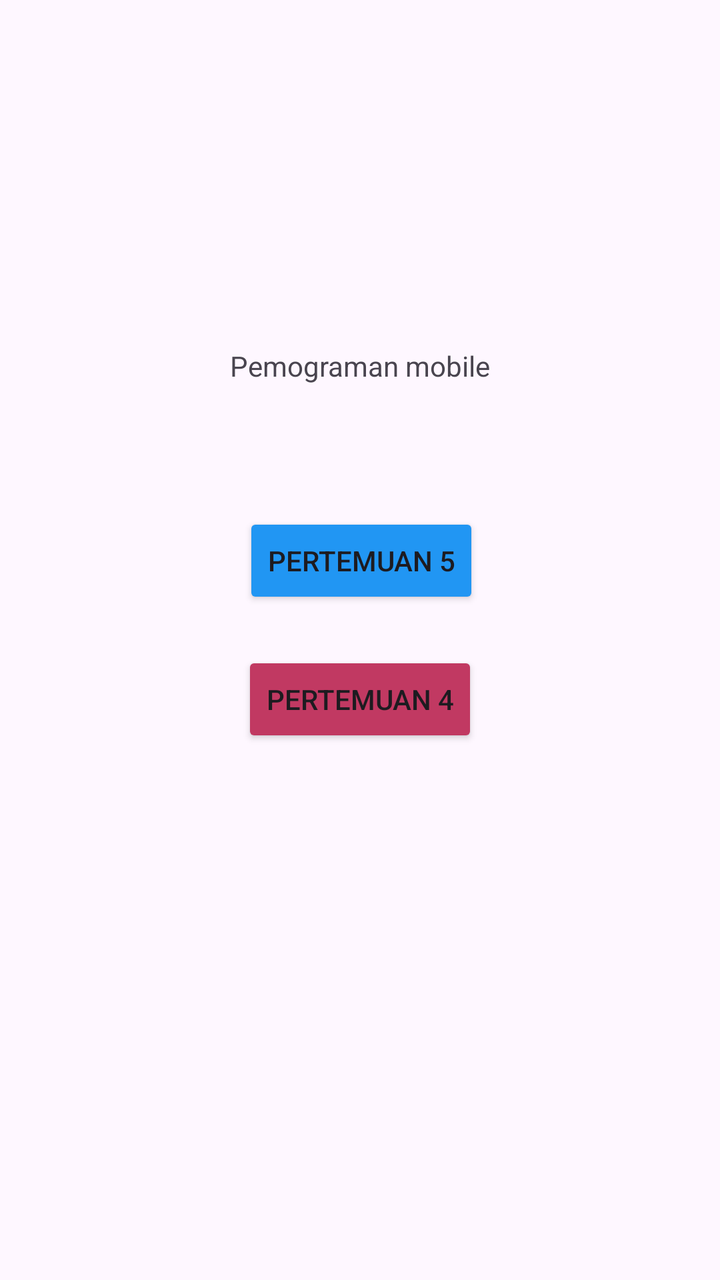
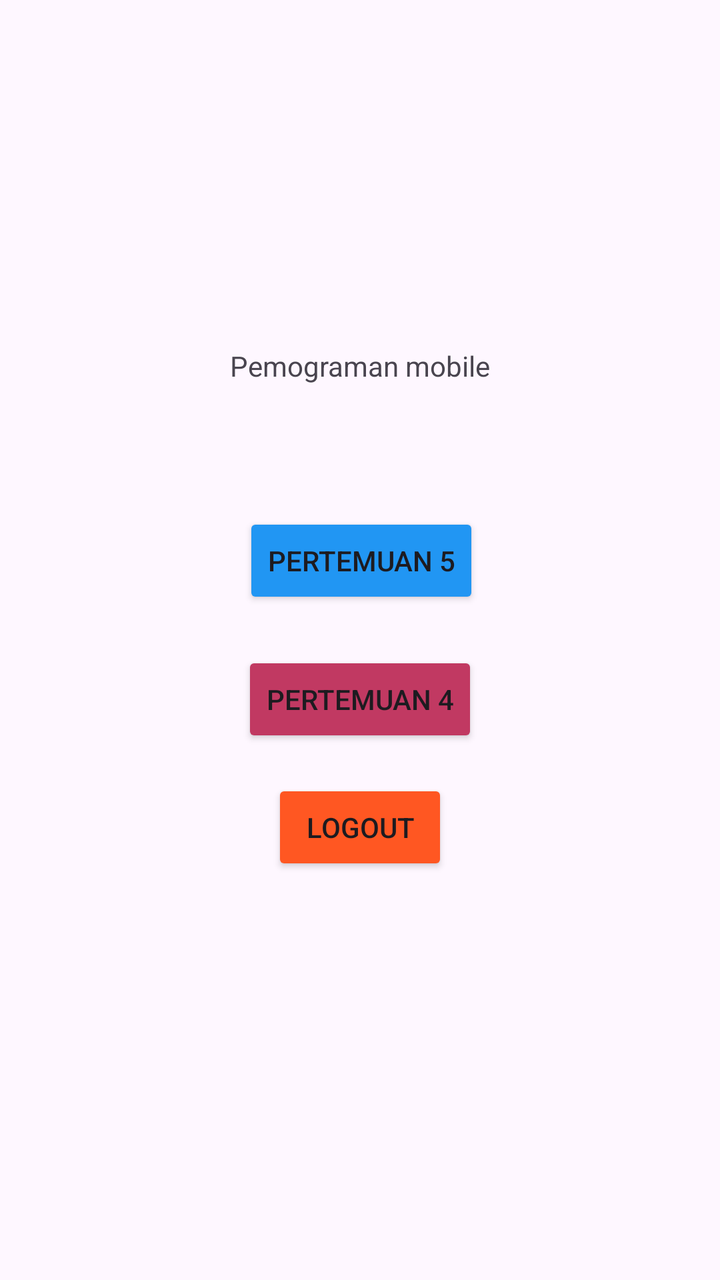

Before-and-after screenshots of an Android layout around one commit, followed by the original layout XML and the change that was made.
<!-- AndroidManifest.xml: application theme Theme.Syifa3tie -->
<!-- res/layout/activity_main.xml -->
<?xml version="1.0" encoding="utf-8"?>
<androidx.constraintlayout.widget.ConstraintLayout xmlns:android="http://schemas.android.com/apk/res/android"
    xmlns:app="http://schemas.android.com/apk/res-auto"
    xmlns:tools="http://schemas.android.com/tools"
    android:id="@+id/main"
    android:layout_width="match_parent"
    android:layout_height="match_parent"
    tools:context=".MainActivity">


    <Button
        android:id="@+id/btnToFourth"
        android:layout_width="wrap_content"
        android:layout_height="wrap_content"
        android:backgroundTint="#C13962"
        android:text="Pertemuan 4"
        app:layout_constraintBottom_toBottomOf="parent"
        app:layout_constraintEnd_toEndOf="parent"
        app:layout_constraintStart_toStartOf="parent"
        app:layout_constraintTop_toTopOf="parent"
        app:layout_constraintVertical_bias="0.55" />

    <Button
        android:id="@+id/btnTofifth"
        android:layout_width="wrap_content"
        android:layout_height="wrap_content"
        android:text="Pertemuan 5"
        android:backgroundTint="#2196F3"
        app:layout_constraintBottom_toBottomOf="parent"
        app:layout_constraintEnd_toEndOf="parent"
        app:layout_constraintHorizontal_bias="0.503"
        app:layout_constraintStart_toStartOf="parent"
        app:layout_constraintTop_toTopOf="parent"
        app:layout_constraintVertical_bias="0.433" />

    <TextView
        android:id="@+id/textView3"
        android:layout_width="wrap_content"
        android:layout_height="wrap_content"
        android:text="Pemograman mobile"
        app:layout_constraintBottom_toBottomOf="parent"
        app:layout_constraintEnd_toEndOf="parent"
        app:layout_constraintStart_toStartOf="parent"
        app:layout_constraintTop_toTopOf="parent"
        app:layout_constraintVertical_bias="0.279" />


</androidx.constraintlayout.widget.ConstraintLayout>
<!-- resources referenced by this layout -->
<resources>
  <style name="Theme.Syifa3tie" parent="Base.Theme.Syifa3tie" />
  <style name="Base.Theme.Syifa3tie" parent="Theme.Material3.DayNight.NoActionBar">
          
          
      </style>
</resources>

<!-- the commit's change to res/layout/activity_main.xml (unified diff, before → after) -->
@@ -7,6 +7,29 @@
     android:layout_height="match_parent"
     tools:context=".MainActivity">
 
+    <TextView
+        android:id="@+id/textView3"
+        android:layout_width="wrap_content"
+        android:layout_height="wrap_content"
+        android:text="Pemograman mobile"
+        app:layout_constraintBottom_toBottomOf="parent"
+        app:layout_constraintEnd_toEndOf="parent"
+        app:layout_constraintStart_toStartOf="parent"
+        app:layout_constraintTop_toTopOf="parent"
+        app:layout_constraintVertical_bias="0.279" />
+
+    <Button
+        android:id="@+id/btnTofifth"
+        android:layout_width="wrap_content"
+        android:layout_height="wrap_content"
+        android:backgroundTint="#2196F3"
+        android:text="Pertemuan 5"
+        app:layout_constraintBottom_toBottomOf="parent"
+        app:layout_constraintEnd_toEndOf="parent"
+        app:layout_constraintHorizontal_bias="0.503"
+        app:layout_constraintStart_toStartOf="parent"
+        app:layout_constraintTop_toTopOf="parent"
+        app:layout_constraintVertical_bias="0.433" />
 
     <Button
         android:id="@+id/btnToFourth"
@@ -20,29 +43,16 @@
         app:layout_constraintTop_toTopOf="parent"
         app:layout_constraintVertical_bias="0.55" />
 
+    
     <Button
-        android:id="@+id/btnTofifth"
+        android:id="@+id/btnLogout"
         android:layout_width="wrap_content"
         android:layout_height="wrap_content"
-        android:text="Pertemuan 5"
-        android:backgroundTint="#2196F3"
-        app:layout_constraintBottom_toBottomOf="parent"
-        app:layout_constraintEnd_toEndOf="parent"
-        app:layout_constraintHorizontal_bias="0.503"
-        app:layout_constraintStart_toStartOf="parent"
-        app:layout_constraintTop_toTopOf="parent"
-        app:layout_constraintVertical_bias="0.433" />
-
-    <TextView
-        android:id="@+id/textView3"
-        android:layout_width="wrap_content"
-        android:layout_height="wrap_content"
-        android:text="Pemograman mobile"
-        app:layout_constraintBottom_toBottomOf="parent"
+        android:backgroundTint="#FF5722"
+        android:text="Logout"
         app:layout_constraintEnd_toEndOf="parent"
         app:layout_constraintStart_toStartOf="parent"
-        app:layout_constraintTop_toTopOf="parent"
-        app:layout_constraintVertical_bias="0.279" />
-
+        app:layout_constraintTop_toBottomOf="@+id/btnToFourth"
+        android:layout_marginTop="16dp" />
 
 </androidx.constraintlayout.widget.ConstraintLayout>
